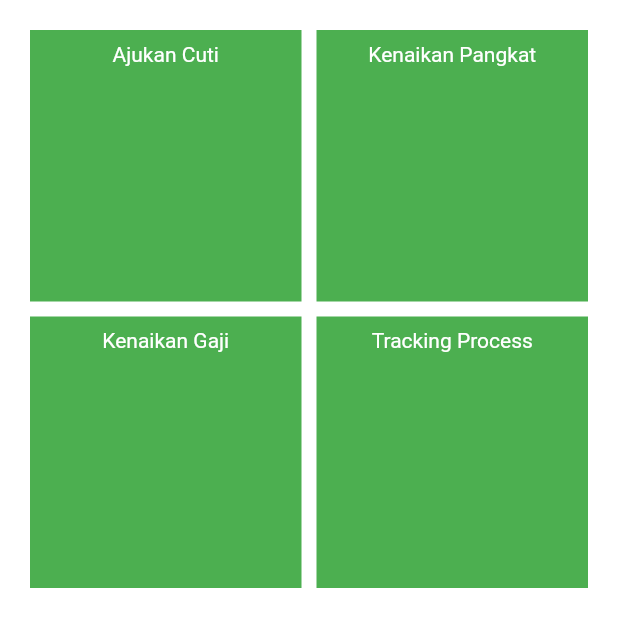
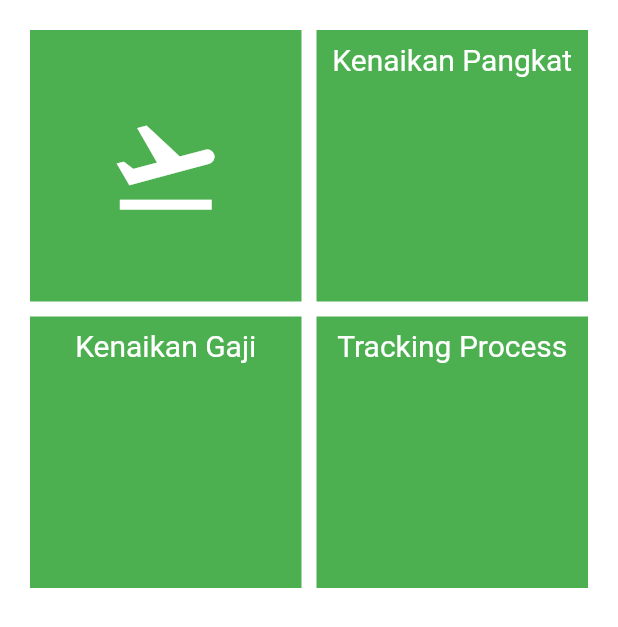
Before and after one commit to afandi9/PKL-AMONGTANI-BATU, a Flutter app: the ServicePage screen opened by its route, on a phone screen of 412 x 824 dp. Shown: the top 627 px of the screen. Run offline on Flutter 3.47's test engine with Material 2 defaults, Android fonts, the phone set to English and light mode, and no system bars; Roboto replaces fonts that are missing (Nunito).

Commit message:
baru lagi

```diff
--- a/lib/main.dart
+++ b/lib/main.dart
@@ -1,5 +1,6 @@
 
 
+import 'package:among_tani/inbox_page.dart';
 import 'package:among_tani/service_page.dart';
 import 'package:flutter/material.dart';
 import 'login_page.dart';
@@ -13,7 +14,7 @@ class MyApp extends StatelessWidget {
     LoginPage.tag: (context) => LoginPage(),
     HomePage.tag: (context) => HomePage(),
     ServicePage.tag: (context) => ServicePage(),
-
+    InboxPage.tag: (context) => InboxPage(),
   };
   @override
   Widget build(BuildContext context) {
--- a/lib/service_page.dart
+++ b/lib/service_page.dart
@@ -5,7 +5,7 @@ import 'home_page.dart';
 void main() {
   runApp(new MaterialApp(
     title: "Layanan",
-    home: new HomePage(),
+    home: new ServicePage(),
   ));
 }
 
@@ -30,19 +30,19 @@ class _ServicePage extends State<ServicePage> {
           children: <Widget>[
             Container(
               padding: const EdgeInsets.all(8),
-              child: const Text(
-                "Ajukan Cuti",
-                textAlign: TextAlign.center,
-                style: TextStyle(color: Colors.white),
-              ),
               color: Colors.green,
+              child: new Center(
+                   child: Icon(Icons.flight_takeoff,size: 77,color: Colors.white,),
+
+              )
             ),
+
             Container(
               padding: const EdgeInsets.all(8),
               child: const Text(
                 "Kenaikan Pangkat",
                 textAlign: TextAlign.center,
-                style: TextStyle(color: Colors.white),
+                style: TextStyle(color: Colors.white,fontSize: 20),
               ),
               color: Colors.green,
             ),
@@ -51,7 +51,7 @@ class _ServicePage extends State<ServicePage> {
               child: const Text(
                 "Kenaikan Gaji",
                 textAlign: TextAlign.center,
-                style: TextStyle(color: Colors.white),
+                style: TextStyle(color: Colors.white,fontSize: 20),
               ),
               color: Colors.green,
             ),
@@ -60,7 +60,7 @@ class _ServicePage extends State<ServicePage> {
               child: const Text(
                 "Tracking Process",
                 textAlign: TextAlign.center,
-                style: TextStyle(color: Colors.white),
+                style: TextStyle(color: Colors.white,fontSize: 20),
               ),
               color: Colors.green,
             )
```
Also changed, not shown: lib/home_page.dart (+6 -3 lines), lib/inbox_page.dart (added, +83 -0 lines).
